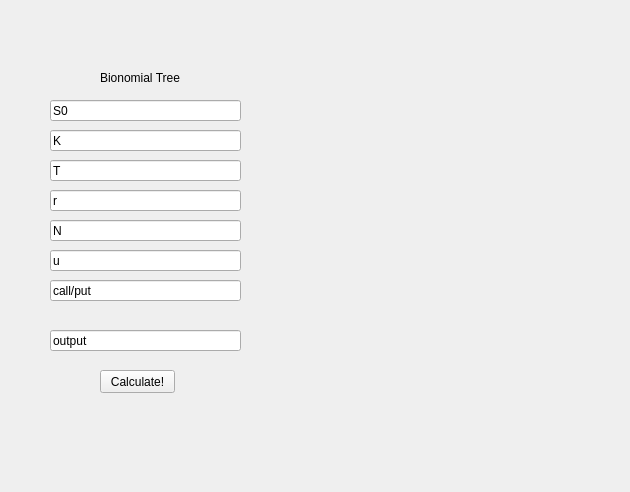
Old version of the form design.ui in the repository yashchellani/qf205.
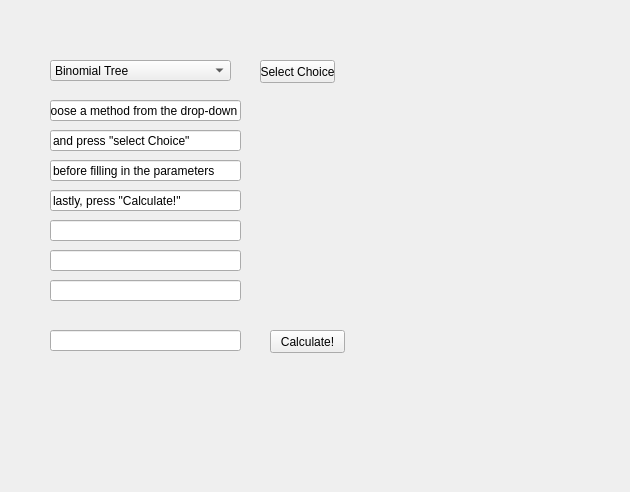
New version of the form.

```diff
--- a/design.ui
+++ b/design.ui
@@ -16,8 +16,8 @@
   <widget class="QPushButton" name="calculate">
    <property name="geometry">
     <rect>
-     <x>100</x>
-     <y>370</y>
+     <x>270</x>
+     <y>330</y>
      <width>75</width>
      <height>23</height>
     </rect>
@@ -36,7 +36,7 @@
     </rect>
    </property>
    <property name="text">
-    <string>S0</string>
+    <string>choose a method from the drop-down</string>
    </property>
   </widget>
   <widget class="QLineEdit" name="strike">
@@ -49,7 +49,7 @@
     </rect>
    </property>
    <property name="text">
-    <string>K</string>
+    <string>and press &quot;select Choice&quot;</string>
    </property>
   </widget>
   <widget class="QLineEdit" name="time">
@@ -62,7 +62,7 @@
     </rect>
    </property>
    <property name="text">
-    <string>T</string>
+    <string>before filling in the parameters</string>
    </property>
   </widget>
   <widget class="QLineEdit" name="rf">
@@ -75,7 +75,7 @@
     </rect>
    </property>
    <property name="text">
-    <string>r</string>
+    <string>lastly, press &quot;Calculate!&quot;</string>
    </property>
   </widget>
   <widget class="QLineEdit" name="time_steps">
@@ -88,7 +88,7 @@
     </rect>
    </property>
    <property name="text">
-    <string>N</string>
+    <string/>
    </property>
   </widget>
   <widget class="QLineEdit" name="up_factor">
@@ -101,7 +101,7 @@
     </rect>
    </property>
    <property name="text">
-    <string>u</string>
+    <string/>
    </property>
   </widget>
   <widget class="QLineEdit" name="opt_type">
@@ -114,7 +114,7 @@
     </rect>
    </property>
    <property name="text">
-    <string>call/put</string>
+    <string/>
    </property>
   </widget>
   <widget class="QLineEdit" name="output">
@@ -127,20 +127,45 @@
     </rect>
    </property>
    <property name="text">
-    <string>output</string>
+    <string/>
    </property>
   </widget>
-  <widget class="QLabel" name="label">
+  <widget class="QComboBox" name="choice">
    <property name="geometry">
     <rect>
-     <x>100</x>
-     <y>70</y>
-     <width>131</width>
-     <height>16</height>
+     <x>50</x>
+     <y>60</y>
+     <width>181</width>
+     <height>21</height>
+    </rect>
+   </property>
+   <item>
+    <property name="text">
+     <string>Binomial Tree</string>
+    </property>
+   </item>
+   <item>
+    <property name="text">
+     <string>Monte Carlo</string>
+    </property>
+   </item>
+   <item>
+    <property name="text">
+     <string>Crank-Nicolson</string>
+    </property>
+   </item>
+  </widget>
+  <widget class="QPushButton" name="choose">
+   <property name="geometry">
+    <rect>
+     <x>260</x>
+     <y>60</y>
+     <width>75</width>
+     <height>23</height>
     </rect>
    </property>
    <property name="text">
-    <string>Bionomial Tree</string>
+    <string>Select Choice</string>
    </property>
   </widget>
  </widget>
```
Left out of the diff: 4 changed lines with no effect on the pictures.
